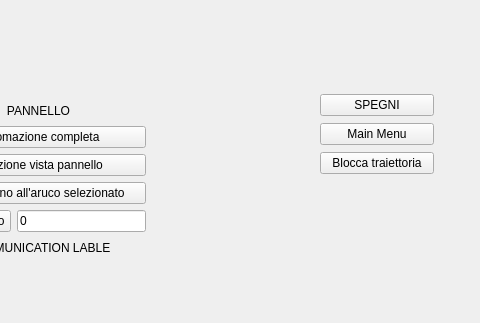
Old version of the form QT/screen_automazione.ui in the repository alma-x/ur3-control; both pictures show x 220 to 700 and y 0 to 323 of the 700 by 605 pixel window.
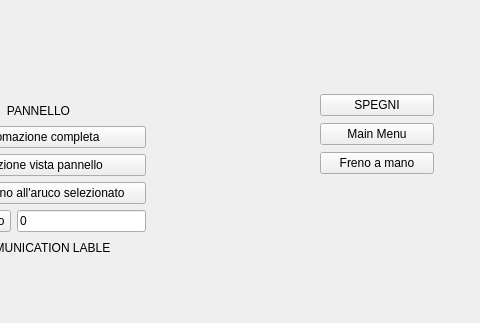
New version of the form.

Diff of the .ui file:
```diff
--- a/QT/screen_automazione.ui
+++ b/QT/screen_automazione.ui
@@ -46,7 +46,7 @@
     <item>
      <widget class="QPushButton" name="pushButton_7">
       <property name="text">
-       <string>Blocca traiettoria</string>
+       <string>Freno a mano</string>
       </property>
      </widget>
     </item>
```
